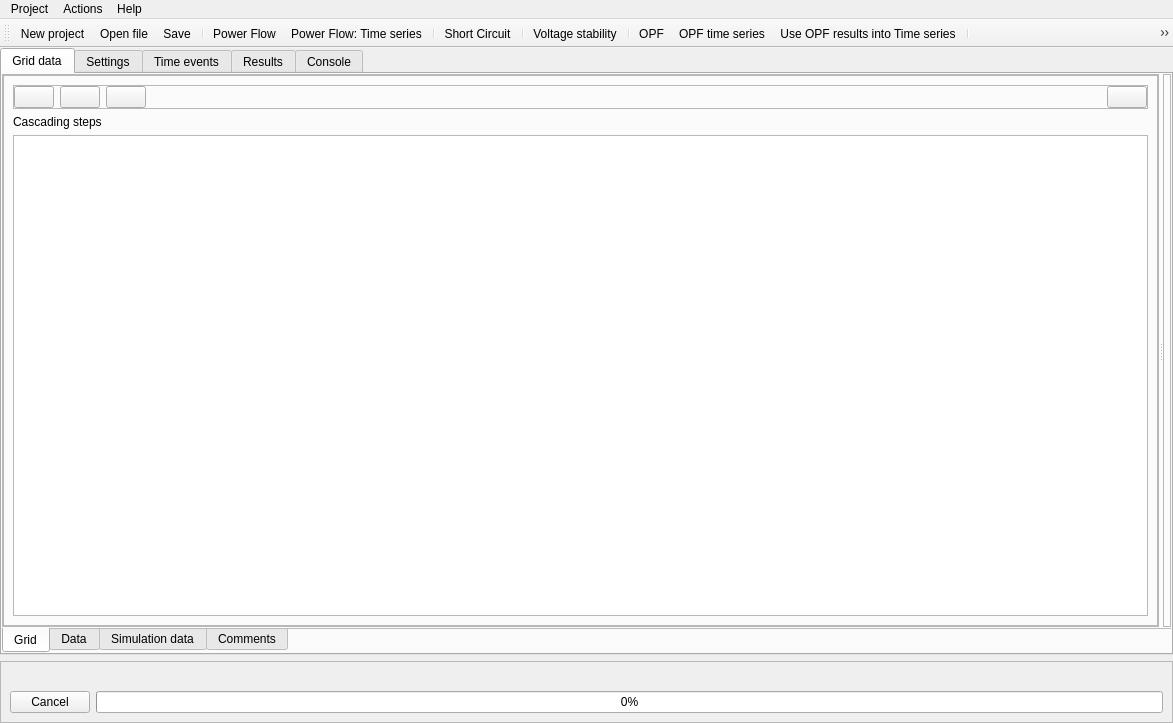
Qt form UnderDevelopment/GridCal/Gui/Main/MainWindow.ui (SanPen/GridCal) before a commit.
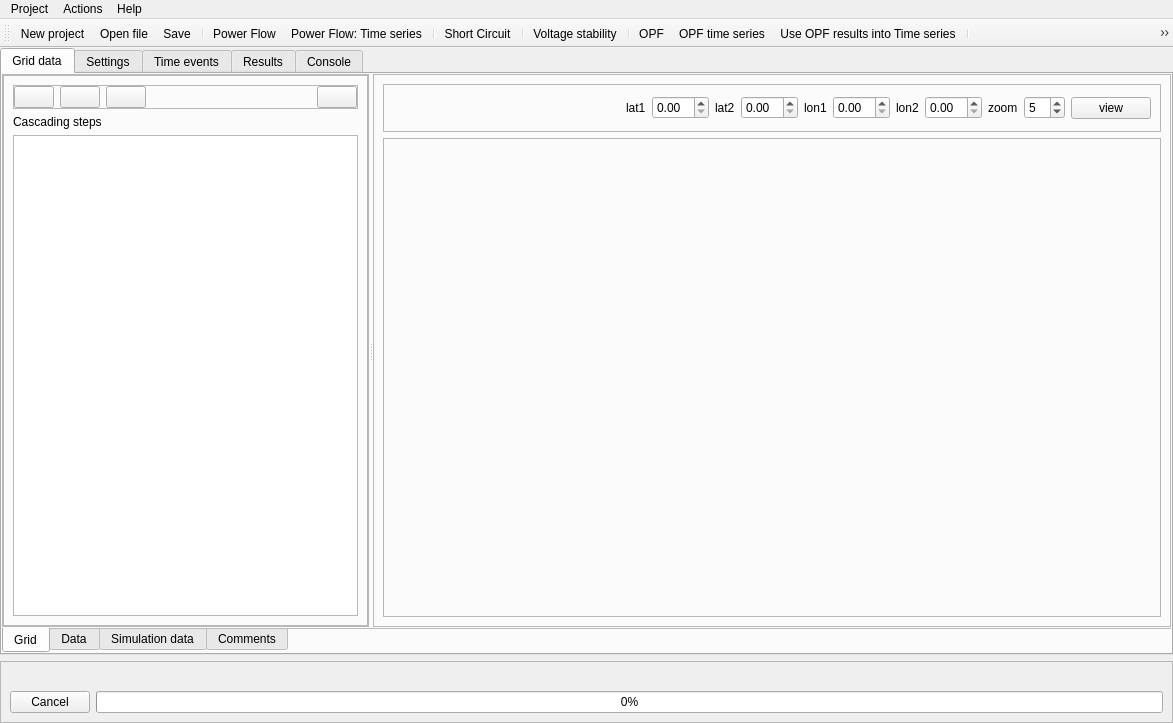
The same form after that commit. Icons and pictures are not drawn. Custom widgets are drawn as their Qt base class.

What changed in the file:
```diff
--- a/UnderDevelopment/GridCal/Gui/Main/MainWindow.ui
+++ b/UnderDevelopment/GridCal/Gui/Main/MainWindow.ui
@@ -224,12 +224,126 @@
                <property name="frameShadow">
                 <enum>QFrame::Raised</enum>
                </property>
-               <layout class="QHBoxLayout" name="horizontalLayout_6">
-                <property name="margin">
-                 <number>0</number>
-                </property>
+               <layout class="QVBoxLayout" name="verticalLayout_34">
                 <item>
-                 <layout class="QHBoxLayout" name="schematic_layout"/>
+                 <widget class="QFrame" name="map_frame">
+                  <property name="maximumSize">
+                   <size>
+                    <width>16777215</width>
+                    <height>48</height>
+                   </size>
+                  </property>
+                  <property name="frameShape">
+                   <enum>QFrame::StyledPanel</enum>
+                  </property>
+                  <property name="frameShadow">
+                   <enum>QFrame::Raised</enum>
+                  </property>
+                  <layout class="QHBoxLayout" name="horizontalLayout_6">
+                   <item>
+                    <spacer name="horizontalSpacer_8">
+                     <property name="orientation">
+                      <enum>Qt::Horizontal</enum>
+                     </property>
+                     <property name="sizeHint" stdset="0">
+                      <size>
+                       <width>40</width>
+                       <height>20</height>
+                      </size>
+                     </property>
+                    </spacer>
+                   </item>
+                   <item>
+                    <widget class="QLabel" name="label_37">
+                     <property name="text">
+                      <string>lat1</string>
+                     </property>
+                    </widget>
+                   </item>
+                   <item>
+                    <widget class="QDoubleSpinBox" name="lat1_doubleSpinBox"/>
+                   </item>
+                   <item>
+                    <widget class="QLabel" name="label_38">
+                     <property name="text">
+                      <string>lat2</string>
+                     </property>
+                    </widget>
+                   </item>
+                   <item>
+                    <widget class="QDoubleSpinBox" name="lat2_doubleSpinBox"/>
+                   </item>
+                   <item>
+                    <widget class="QLabel" name="label_39">
+                     <property name="text">
+                      <string>lon1</string>
+                     </property>
+                    </widget>
+                   </item>
+                   <item>
+                    <widget class="QDoubleSpinBox" name="lon1_doubleSpinBox"/>
+                   </item>
+                   <item>
+                    <widget class="QLabel" name="label_40">
+                     <property name="text">
+                      <string>lon2</string>
+                     </property>
+                    </widget>
+                   </item>
+                   <item>
+                    <widget class="QDoubleSpinBox" name="lon2_doubleSpinBox"/>
+                   </item>
+                   <item>
+                    <widget class="QLabel" name="label_41">
+                     <property name="text">
+                      <string>zoom</string>
+                     </property>
+                    </widget>
+                   </item>
+                   <item>
+                    <widget class="QSpinBox" name="zoom_spinBox">
+                     <property name="minimum">
+                      <number>1</number>
+                     </property>
+                     <property name="maximum">
+                      <number>14</number>
+                     </property>
+                     <property name="value">
+                      <number>5</number>
+                     </property>
+                    </widget>
+                   </item>
+                   <item>
+                    <widget class="QPushButton" name="view_map_pushButton">
+                     <property name="text">
+                      <string>view</string>
+                     </property>
+                     <property name="icon">
+                      <iconset resource="icons.qrc">
+                       <normaloff>:/Icons/white_icons/map.svg</normaloff>:/Icons/white_icons/map.svg</iconset>
+                     </property>
+                    </widget>
+                   </item>
+                  </layout>
+                 </widget>
+                </item>
+                <item>
+                 <widget class="QFrame" name="frame_33">
+                  <property name="frameShape">
+                   <enum>QFrame::StyledPanel</enum>
+                  </property>
+                  <property name="frameShadow">
+                   <enum>QFrame::Raised</enum>
+                  </property>
+                  <layout class="QVBoxLayout" name="verticalLayout_30">
+                   <property name="margin">
+                    <number>0</number>
+                   </property>
+                   <item>
+                    <layout class="QHBoxLayout" name="schematic_layout"/>
+                   </item>
+                  </layout>
+                 </widget>
                 </item>
                </layout>
               </widget>
```
Left out of the diff: 21 changed lines with no effect on the pictures.
